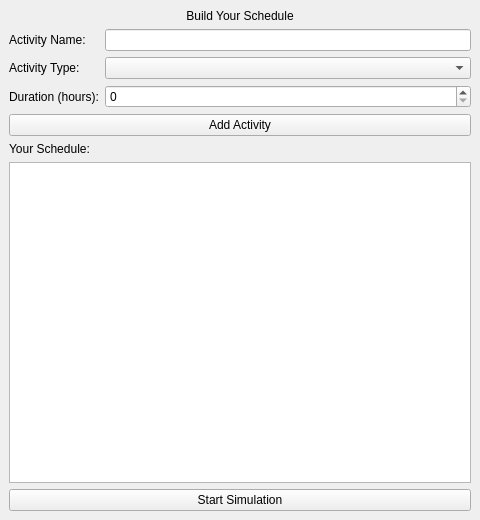
Old version of the form MainWindow/schedule_builder.ui in the repository osmanduru1/ScheduleGame-C-.
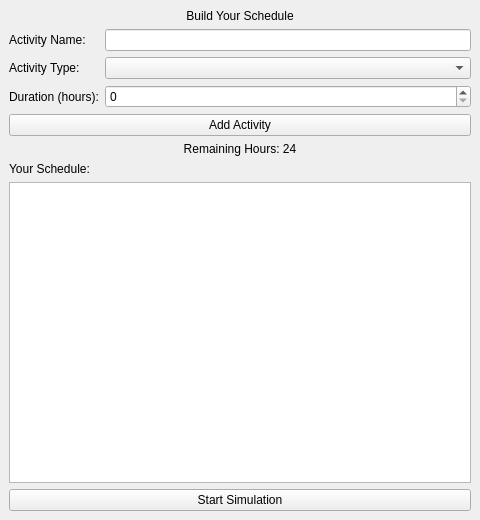
New version of the form.

Commit message: activity hour labels

Diff of the .ui file:
```diff
--- a/MainWindow/schedule_builder.ui
+++ b/MainWindow/schedule_builder.ui
@@ -53,6 +53,18 @@
      </widget>
     </item>
 
+    <!-- REMAINING HOURS LABEL (NEW) -->
+    <item>
+     <widget class="QLabel" name="remainingHoursLabel">
+      <property name="text">
+       <string>Remaining Hours: 24</string>
+      </property>
+      <property name="alignment">
+       <set>Qt::AlignCenter</set>
+      </property>
+     </widget>
+    </item>
+
     <item>
      <widget class="QLabel" name="listLabel">
       <property name="text"><string>Your Schedule:</string></property>
```
Left out of the diff: 1 changed line with no effect on the pictures. The commit also changes 5 other files.
